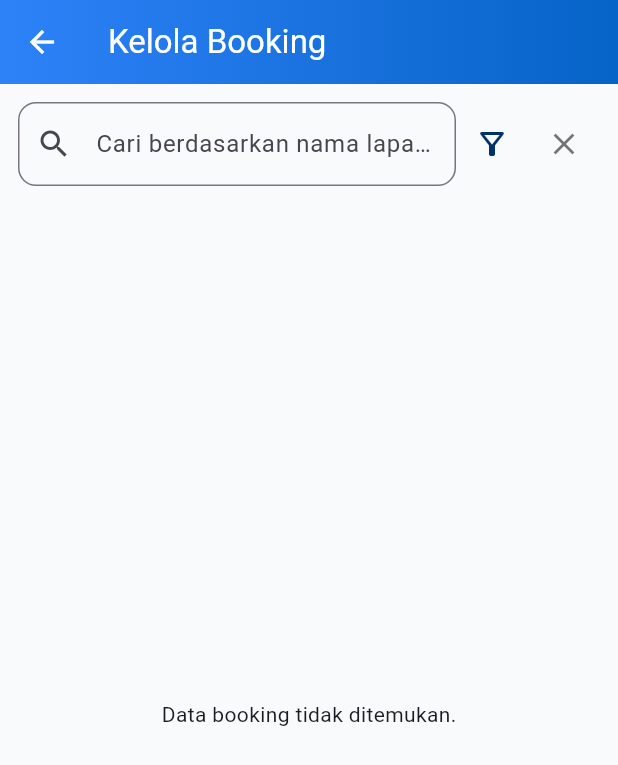
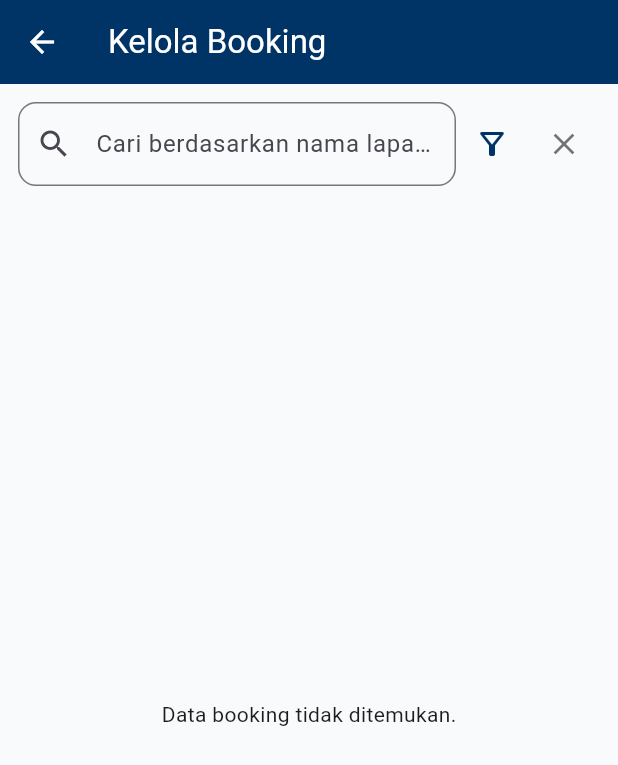
Before and after one commit to mirelsimanjorang/Booking_Net_Mirel, a Flutter app: the ManageBookingScreen screen opened directly, on a phone screen of 412 x 824 dp. Shown: the top 765 px of the screen. Run offline on Flutter 3.47's test engine with Material 3 defaults, Android fonts, the light colour scheme and no system bars; our stand-ins replace geocoding, image_picker, location, sqflite; accounts and stored records are empty.

Commit message:
Add screenshots and update README

```diff
--- a/lib/screens/manage_booking_screen.dart
+++ b/lib/screens/manage_booking_screen.dart
@@ -226,28 +226,13 @@ class _ManageBookingScreenState extends State<ManageBookingScreen> {
       onWillPop: _onWillPop,
       child: Scaffold(
         backgroundColor: const Color(0xFFF9FAFB),
-        appBar: PreferredSize(
-          preferredSize: const Size.fromHeight(kToolbarHeight),
-          child: AppBar(
-            automaticallyImplyLeading: true,
-            flexibleSpace: Container(
-              decoration: const BoxDecoration(
-                gradient: LinearGradient(
-                  colors: [Color(0xFF2E82F8), Color(0xFF0663C7)],
-                  begin: Alignment.centerLeft,
-                  end: Alignment.centerRight,
-                ),
-              ),
-            ),
-            iconTheme: const IconThemeData(color: Colors.white),
-            title: const Text(
-              'Kelola Booking',
-              style: TextStyle(color: Colors.white),
-            ),
-            centerTitle: false,
-            backgroundColor: Colors.transparent,
-            elevation: 0,
+        appBar: AppBar(
+          title: const Text(
+            'Kelola Booking',
+            style: TextStyle(color: Colors.white),
           ),
+          backgroundColor: const Color(0xFF003366),
+          iconTheme: const IconThemeData(color: Colors.white),
         ),
         body: Column(
           children: [
```
Also changed, not shown: lib/screens/add_lapangan_screen.dart (+2 -16 lines), assets/screeenshots/addlapangan.jpg (added), assets/screeenshots/daftarlapangan.jpg (added), assets/screeenshots/detail.jpg (added), assets/screeenshots/editbooking.jpg (added), assets/screeenshots/fitursearch.jpg (added), assets/screeenshots/formbooking.jpg (added), assets/screeenshots/homepage.jpg (added), assets/screeenshots/kelolabooking.jpg (added), assets/screeenshots/login.jpg (added), assets/screeenshots/register.jpg (added), assets/screeenshots/welcome.jpg (added), 1 other file.
